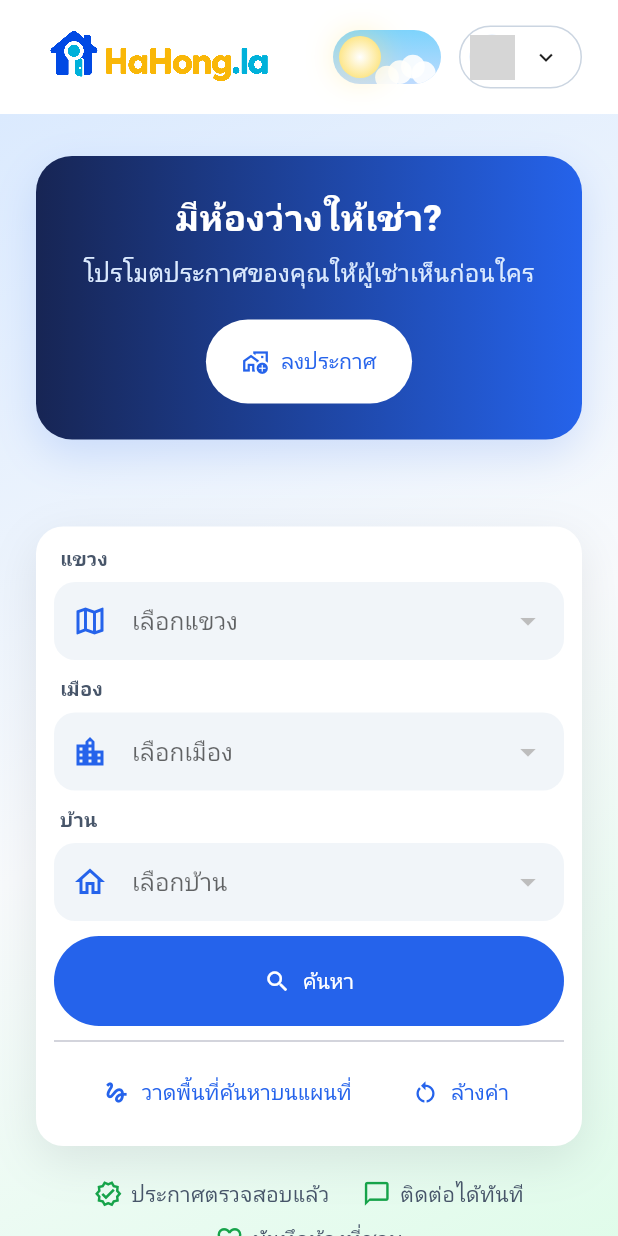
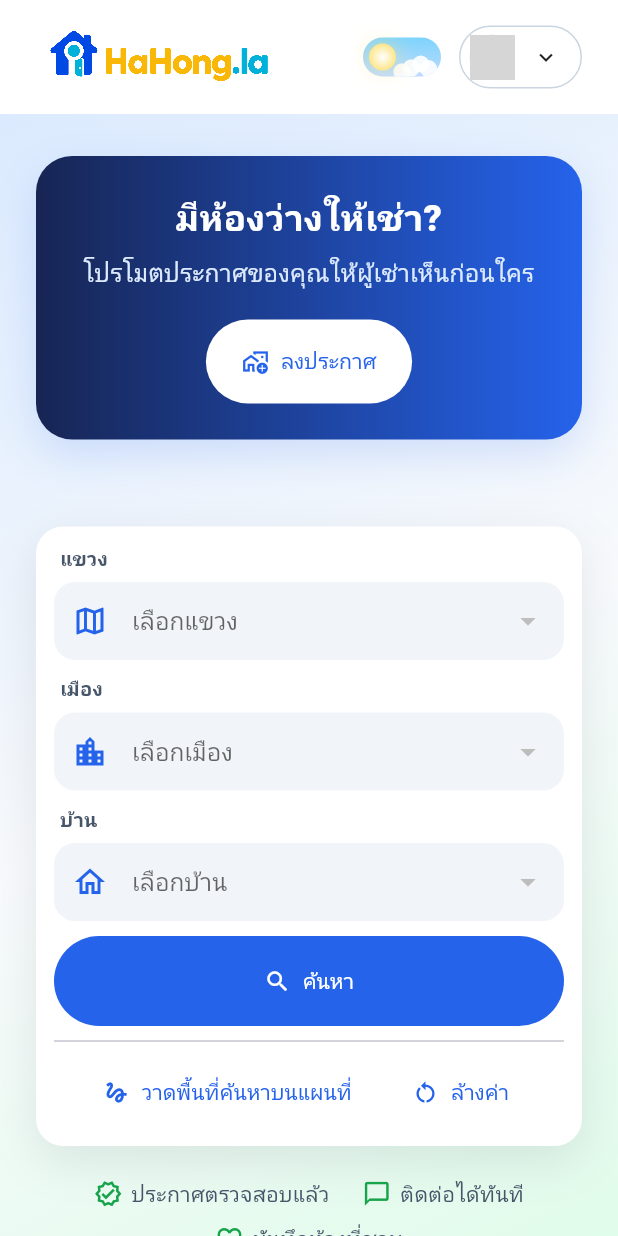
Before and after one commit to phathit-pks/room-rental, a Flutter app: the HomePage screen opened directly, on a phone screen of 412 x 824 dp. Run offline on Flutter 3.47's test engine with Material 3 defaults, Android fonts, the phone set to English and light mode, and no system bars; our stand-ins replace file_picker, flutter_image_compress, flutter_map, geolocator, latlong2, shared_preferences and 1 more; missing offline and left inert: excel; accounts and stored records are empty; network calls fail; grey boxes are pictures that could not be loaded.

Commit message:
Shrink navbar day/night toggle
Co-Authored-By: Claude Sonnet 5 <noreply@anthropic.com>

```diff
--- a/lib/features/home/presentation/pages/home_page.dart
+++ b/lib/features/home/presentation/pages/home_page.dart
@@ -502,8 +502,8 @@ class _NavigationBar extends StatelessWidget {
                 animation: ThemeStore.instance,
                 builder: (context, _) {
                   return DayNightToggle(
-                    width: 72,
-                    height: 36,
+                    width: 52,
+                    height: 26,
                     isDark: ThemeStore.instance.isDark,
                     onChanged: (value) => ThemeStore.instance.setDark(value),
                   );
```
